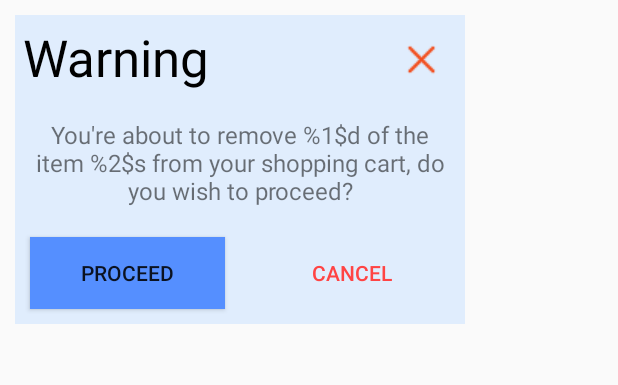
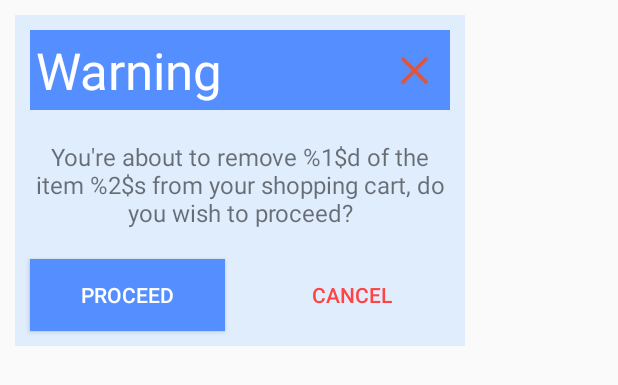
Before and after one commit to AJRC2020/CPM, an Android app: the layout popup_delete_confirmation.xml on its own in the app's theme, with its tools: preview values and no code run, on a phone screen of 412 x 824 dp. Shown: the top 385 px of the screen. Run offline under Robolectric (Android 15) with nearby library versions, the phone set to English and light mode, and no system bars.

Commit message:
Adjusted appearance of dialog

```diff
--- a/Acme/app/src/main/res/layout/popup_delete_confirmation.xml
+++ b/Acme/app/src/main/res/layout/popup_delete_confirmation.xml
@@ -11,21 +11,24 @@
     <FrameLayout
         android:layout_width="match_parent"
         android:layout_height="wrap_content"
-        android:layout_margin="5dp">
+        android:layout_gravity="center"
+        android:layout_margin="10dp"
+        android:background="@color/sky_blue">
 
         <TextView
             android:id="@+id/textView2"
             android:layout_width="wrap_content"
             android:layout_height="wrap_content"
+            android:layout_margin="4sp"
             android:text="@string/warning"
-            android:textColor="@color/black"
+            android:textColor="@color/white"
             android:textSize="34sp" />
 
         <ImageButton
             android:id="@+id/closePopUpButton"
             android:layout_width="wrap_content"
             android:layout_height="wrap_content"
-            android:layout_gravity="end"
+            android:layout_gravity="center|end"
             android:background="@android:color/transparent"
             android:contentDescription="@string/close_window"
             android:minWidth="48dp"
@@ -55,7 +58,8 @@
             android:layout_margin="10dp"
             android:layout_weight="1"
             android:background="@color/sky_blue"
-            android:text="@string/proceed" />
+            android:text="@string/proceed"
+            android:textColor="@color/white" />
 
         <Button
             android:id="@+id/cancelButton"
```
